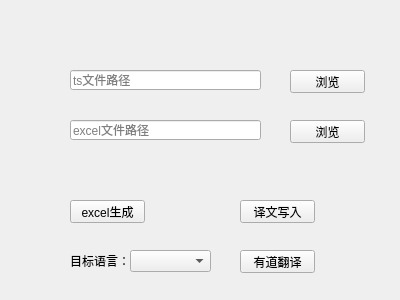
Old version of the form Source/MainApps/TSFileEditor/MainWindow.ui in the repository Longxr/TSFileEditor.
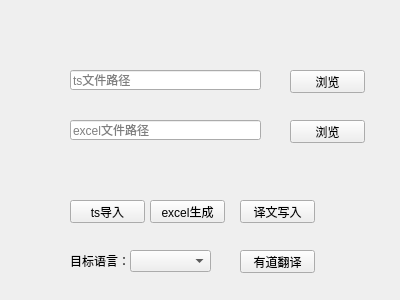
New version of the form.

The edit to the form file:
```diff
--- a/Source/MainApps/TSFileEditor/MainWindow.ui
+++ b/Source/MainApps/TSFileEditor/MainWindow.ui
@@ -69,7 +69,7 @@
    <widget class="QPushButton" name="generateBtn">
     <property name="geometry">
      <rect>
-      <x>70</x>
+      <x>150</x>
       <y>200</y>
       <width>75</width>
       <height>23</height>
@@ -128,6 +128,19 @@
      <string>目标语言：</string>
     </property>
    </widget>
+   <widget class="QPushButton" name="tsImportBtn">
+    <property name="geometry">
+     <rect>
+      <x>70</x>
+      <y>200</y>
+      <width>75</width>
+      <height>23</height>
+     </rect>
+    </property>
+    <property name="text">
+     <string>ts导入</string>
+    </property>
+   </widget>
   </widget>
  </widget>
  <layoutdefault spacing="6" margin="11"/>
```
